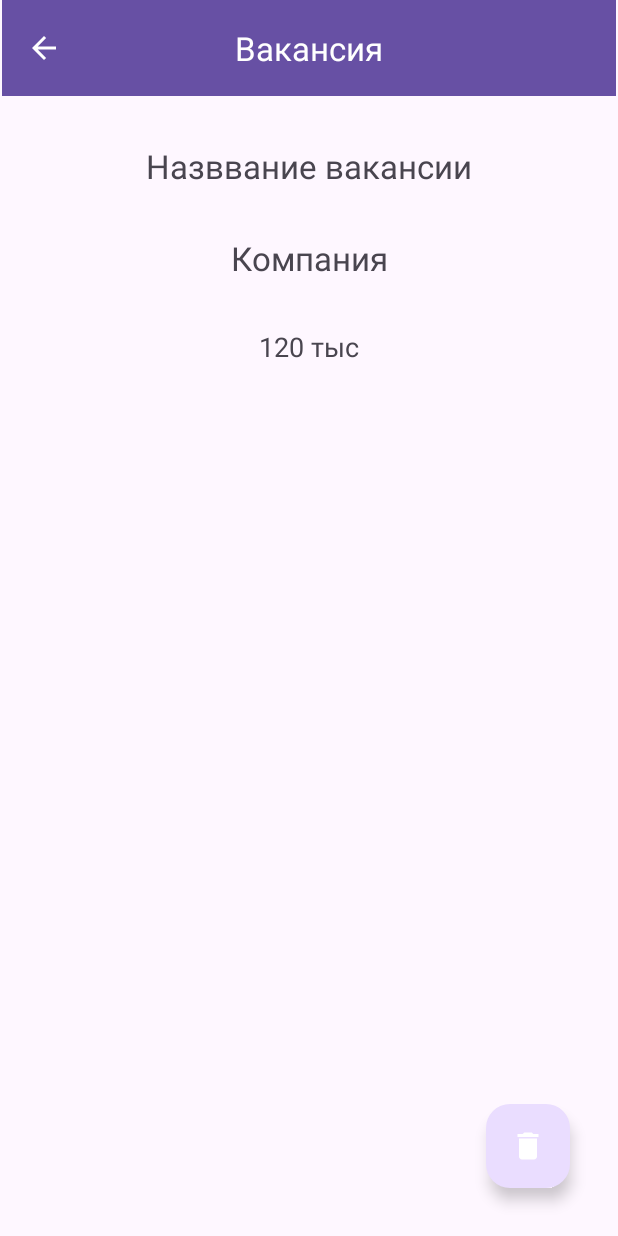
After one commit to bub1ik1/kursach, an Android app: the VacancyInfoFragment screen opened through its navigation route, on a phone screen of 412 x 824 dp. The commit adds this screen. Run offline under Robolectric (Android 15) with nearby library versions, the phone set to English and light mode, and no system bars; our stand-ins replace Dagger/Hilt's generated code.

Commit message:
Добавил экран с информацией о вакансии

```diff
--- /dev/null
+++ b/app/src/main/java/com/memksim/gladchenko/VacancyInfoFragment.kt
@@ -0,0 +1,7 @@
+package com.memksim.gladchenko
+
+import androidx.fragment.app.Fragment
+
+class VacancyInfoFragment : Fragment(R.layout.fragment_vacancy_info){
+
+}
--- /dev/null
+++ b/app/src/main/res/layout/fragment_vacancy_info.xml
@@ -0,0 +1,73 @@
+<?xml version="1.0" encoding="utf-8"?>
+<androidx.constraintlayout.widget.ConstraintLayout xmlns:android="http://schemas.android.com/apk/res/android"
+    xmlns:app="http://schemas.android.com/apk/res-auto"
+    xmlns:tools="http://schemas.android.com/tools"
+    android:layout_width="match_parent"
+    android:layout_height="match_parent">
+
+    <com.google.android.material.floatingactionbutton.FloatingActionButton
+        android:id="@+id/floatingActionButton"
+        android:layout_width="wrap_content"
+        android:layout_height="wrap_content"
+        android:layout_marginEnd="32dp"
+        android:layout_marginBottom="32dp"
+        android:clickable="true"
+        app:layout_constraintBottom_toBottomOf="parent"
+        app:layout_constraintEnd_toEndOf="parent"
+        app:srcCompat="@drawable/baseline_delete_24"
+        app:tint="@color/white"/>
+
+    <com.google.android.material.appbar.MaterialToolbar
+        android:id="@+id/materialToolbar4"
+        android:layout_width="409dp"
+        android:layout_height="wrap_content"
+        android:background="?attr/colorPrimary"
+        android:minHeight="?attr/actionBarSize"
+        android:theme="?attr/actionBarTheme"
+        app:layout_constraintEnd_toEndOf="parent"
+        app:layout_constraintStart_toStartOf="parent"
+        app:layout_constraintTop_toTopOf="parent"
+        app:navigationIcon="@drawable/baseline_arrow_back_24"
+        app:title="Вакансия"
+        app:titleCentered="true"
+        app:titleTextColor="@color/white"/>
+
+    <TextView
+        android:id="@+id/textView"
+        android:layout_width="wrap_content"
+        android:layout_height="wrap_content"
+        android:layout_marginStart="16dp"
+        android:layout_marginTop="32dp"
+        android:layout_marginEnd="16dp"
+        android:text="Назввание вакансии"
+        android:textSize="22sp"
+        app:layout_constraintEnd_toEndOf="parent"
+        app:layout_constraintStart_toStartOf="parent"
+        app:layout_constraintTop_toBottomOf="@+id/materialToolbar4" />
+
+    <TextView
+        android:id="@+id/textView2"
+        android:layout_width="wrap_content"
+        android:layout_height="wrap_content"
+        android:layout_marginStart="16dp"
+        android:layout_marginTop="32dp"
+        android:layout_marginEnd="16dp"
+        android:text="Компания"
+        android:textSize="22sp"
+        app:layout_constraintEnd_toEndOf="parent"
+        app:layout_constraintStart_toStartOf="parent"
+        app:layout_constraintTop_toBottomOf="@+id/textView" />
+
+    <TextView
+        android:id="@+id/textView4"
+        android:layout_width="wrap_content"
+        android:layout_height="wrap_content"
+        android:layout_marginStart="16dp"
+        android:layout_marginTop="32dp"
+        android:layout_marginEnd="16dp"
+        android:text="120 тыс"
+        android:textSize="18sp"
+        app:layout_constraintEnd_toEndOf="parent"
+        app:layout_constraintStart_toStartOf="parent"
+        app:layout_constraintTop_toBottomOf="@+id/textView2" />
+</androidx.constraintlayout.widget.ConstraintLayout>
--- a/app/src/main/res/navigation/nav_graph.xml
+++ b/app/src/main/res/navigation/nav_graph.xml
@@ -11,6 +11,9 @@
         <action
             android:id="@+id/action_mainScreenFragment_to_jobSeekersListFragment"
             app:destination="@id/jobSeekersListFragment" />
+        <action
+            android:id="@+id/action_mainScreenFragment_to_vacancyInfoFragment"
+            app:destination="@id/vacancyInfoFragment" />
     </fragment>
     <fragment
         android:id="@+id/jobSeekersListFragment"
@@ -35,4 +38,8 @@
         android:id="@+id/newJobSeekerFragment"
         android:name="com.memksim.gladchenko.NewJobSeekerFragment"
         android:label="NewJobSeekerFragment" />
+    <fragment
+        android:id="@+id/vacancyInfoFragment"
+        android:name="com.memksim.gladchenko.VacancyInfoFragment"
+        android:label="VacancyInfoFragment" />
 </navigation>
```
